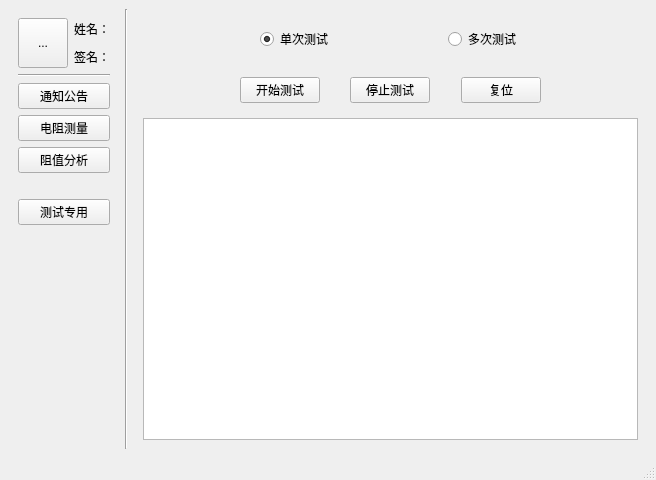
Above: SNI/stu_mainwindow.ui from Modolet/SuperNewIC before the change. Below: the same form after it.
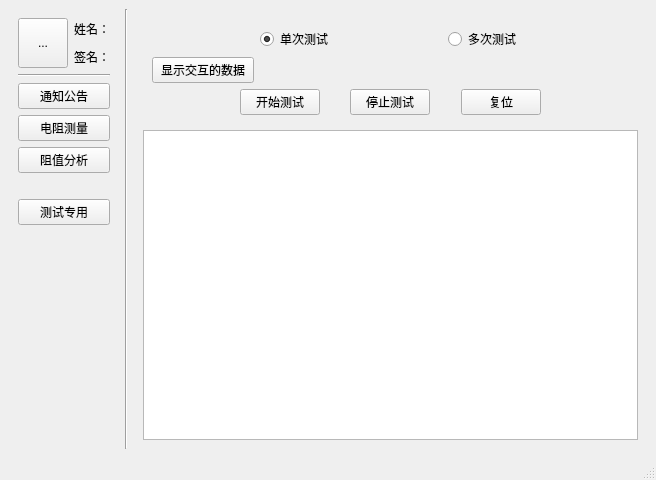
That is the form after the change.

Commit message: 改进单次测量算法，把暴力遍历改为w二分查找。同时z学生端增添了显示上下位机交互的数据窗口

Diff of the .ui file:
```diff
--- a/SNI/stu_mainwindow.ui
+++ b/SNI/stu_mainwindow.ui
@@ -273,6 +273,13 @@
              </property>
             </spacer>
            </item>
+           <item row="1" column="0">
+            <widget class="QPushButton" name="pushButton_showDataConect">
+             <property name="text">
+              <string>显示交互的数据</string>
+             </property>
+            </widget>
+           </item>
            <item row="1" column="1">
             <spacer name="verticalSpacer">
              <property name="orientation">
```
Left out of the diff: 4 changed lines with no effect on the pictures. The commit also changes 12 other files.
